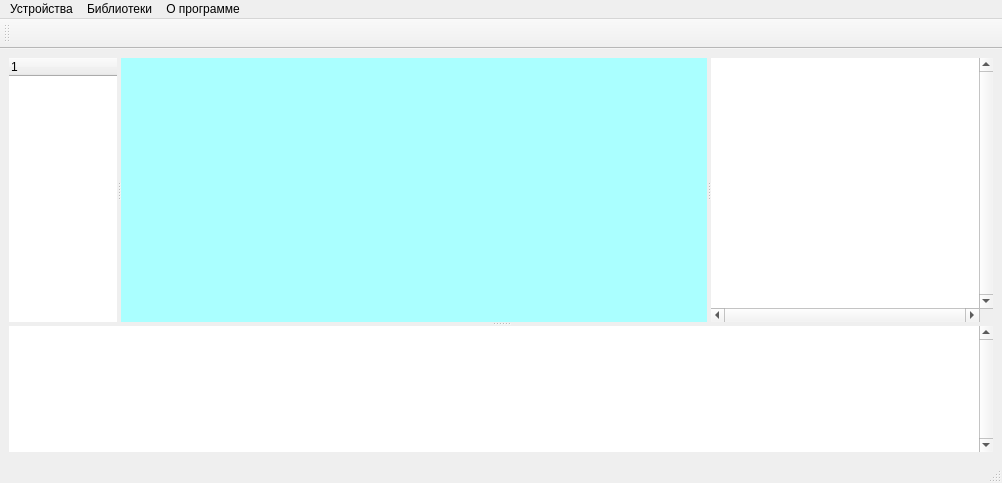
This is mainwindow.ui in zaitseu1994/EurosensConfig as Qt 5 draws it before an edit. The edited form follows.
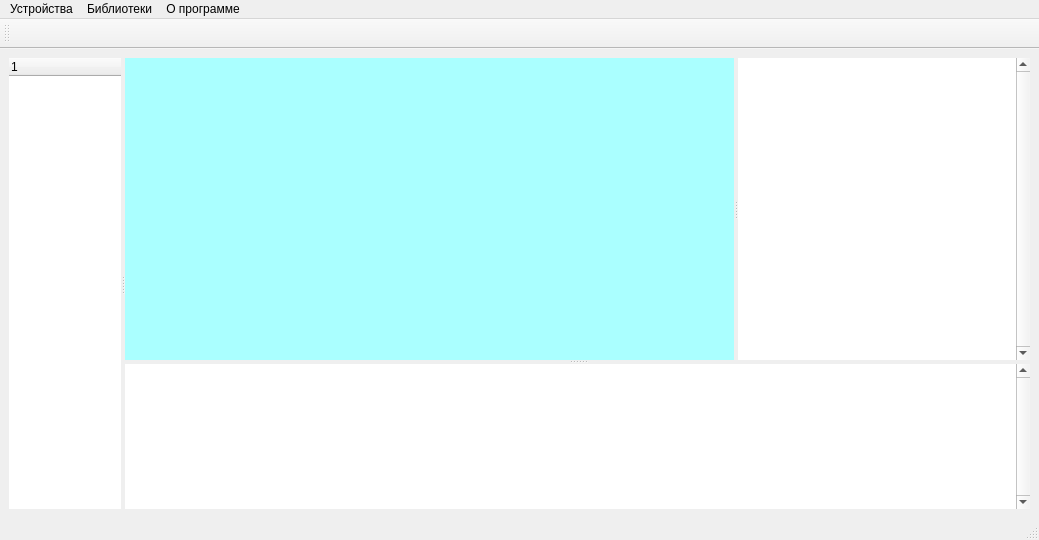
This is the edited form.

Patch:
```diff
--- a/mainwindow.ui
+++ b/mainwindow.ui
@@ -6,8 +6,8 @@
    <rect>
     <x>0</x>
     <y>0</y>
-    <width>1002</width>
-    <height>483</height>
+    <width>1039</width>
+    <height>540</height>
    </rect>
   </property>
   <property name="windowTitle">
@@ -15,12 +15,8 @@
   </property>
   <widget class="QWidget" name="centralwidget">
    <layout class="QGridLayout" name="gridLayout">
-    <item row="1" column="0">
-     <widget class="QSplitter" name="splitter_2">
-      <property name="orientation">
-       <enum>Qt::Vertical</enum>
-      </property>
-      <widget class="QSplitter" name="splitter">
+    <item row="0" column="0">
+     <widget class="QSplitter" name="splitter_3">
        <property name="orientation">
         <enum>Qt::Horizontal</enum>
        </property>
@@ -58,6 +54,14 @@
          </property>
         </column>
        </widget>
+      <widget class="QSplitter" name="splitter_2">
+       <property name="orientation">
+        <enum>Qt::Vertical</enum>
+       </property>
+       <widget class="QSplitter" name="splitter">
+        <property name="orientation">
+         <enum>Qt::Horizontal</enum>
+        </property>
        <widget class="QMdiArea" name="mdiArea">
         <property name="autoFillBackground">
          <bool>false</bool>
@@ -104,11 +108,14 @@
          <enum>Qt::ScrollBarAlwaysOn</enum>
         </property>
         <property name="horizontalScrollBarPolicy">
-         <enum>Qt::ScrollBarAlwaysOn</enum>
+          <enum>Qt::ScrollBarAlwaysOff</enum>
         </property>
        </widget>
       </widget>
       <widget class="QTextBrowser" name="textBrowser">
+        <property name="autoFillBackground">
+         <bool>false</bool>
+        </property>
        <property name="frameShape">
         <enum>QFrame::NoFrame</enum>
        </property>
@@ -126,6 +133,7 @@
        </property>
       </widget>
      </widget>
+     </widget>
     </item>
    </layout>
   </widget>
@@ -134,7 +142,7 @@
     <rect>
      <x>0</x>
      <y>0</y>
-     <width>1002</width>
+     <width>1039</width>
      <height>20</height>
     </rect>
    </property>
```
Left out of the diff: 6 changed lines with no effect on the pictures. Lines whose indentation alone changed are shown as unchanged.
